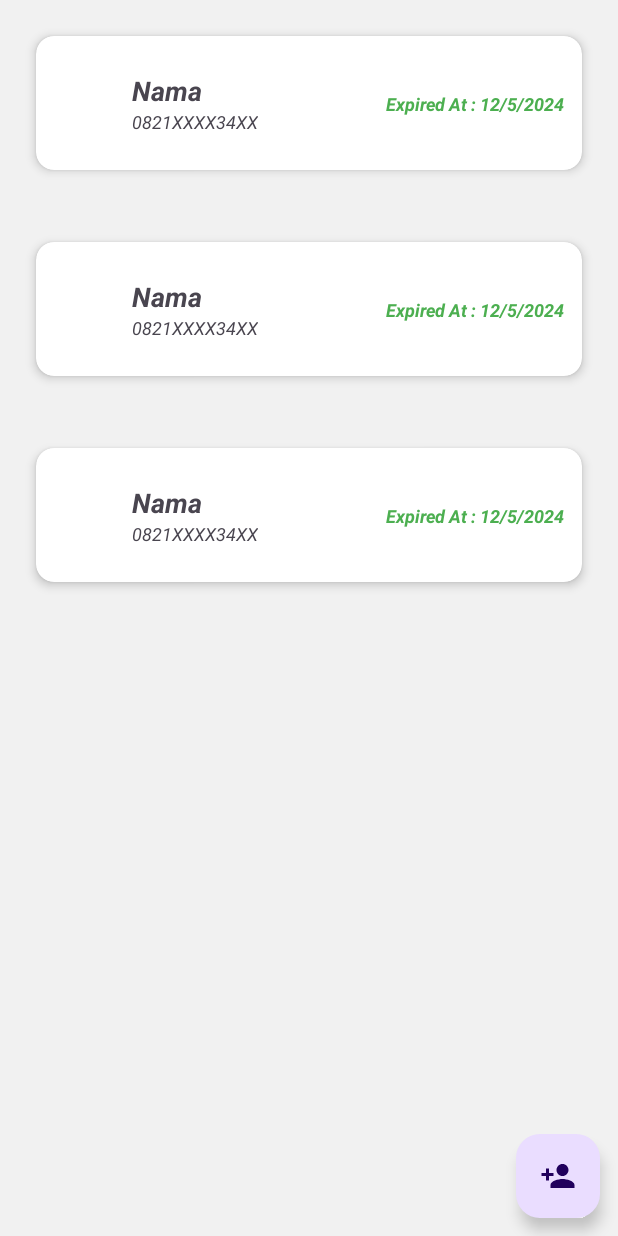
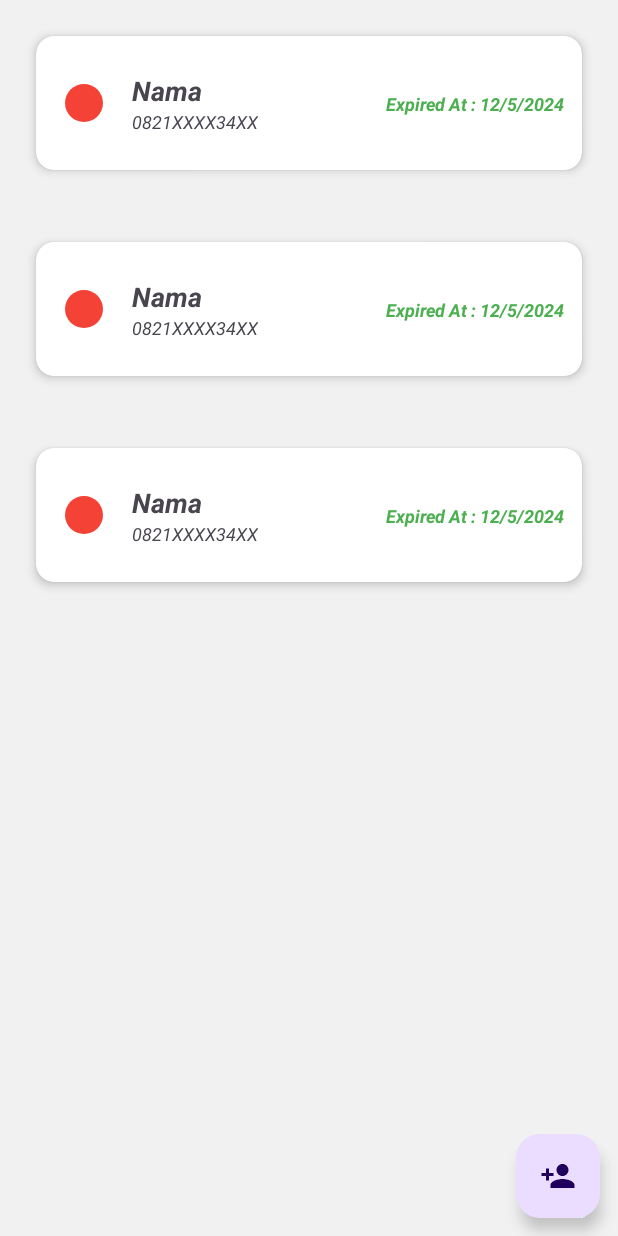
Before and after one commit to NawfalHadi/iot_attendance, an Android app: the layout activity_main.xml on its own in the app's theme, with its tools: preview values and no code run, on a phone screen of 412 x 824 dp. Run offline under Robolectric (Android 15) with nearby library versions, the light colour scheme and no system bars.

Commit message:
android : done

```diff
--- /dev/null
+++ b/app/src/main/res/drawable/ic_circle_red.xml
@@ -0,0 +1,11 @@
+<?xml version="1.0" encoding="utf-8"?>
+<shape xmlns:android="http://schemas.android.com/apk/res/android"
+    android:shape="oval">
+
+    <solid android:color="@color/red" />
+
+    <size
+        android:width="25dp"
+        android:height="25dp" />
+
+</shape>
--- a/app/src/main/res/layout/item_member.xml
+++ b/app/src/main/res/layout/item_member.xml
@@ -52,6 +52,17 @@
             app:layout_constraintTop_toTopOf="parent"
             app:layout_constraintBottom_toBottomOf="parent"/>
 
+        <ImageView
+            android:id="@+id/iv_active"
+            android:layout_width="wrap_content"
+            android:layout_height="wrap_content"
+            android:src="@drawable/ic_circle_red"
+
+            app:layout_constraintStart_toStartOf="parent"
+            app:layout_constraintEnd_toStartOf="@id/item_name"
+            app:layout_constraintTop_toTopOf="@id/item_name"
+            app:layout_constraintBottom_toBottomOf="@id/item_phone"/>
+
     </androidx.constraintlayout.widget.ConstraintLayout>
 
 </androidx.cardview.widget.CardView>
```
Also changed, not shown: app/src/main/java/space/thatnawfal/iotattendance/adapter/MemberAdapter.kt (+7 -0 lines), app/src/main/res/drawable/ic_circle_green.xml (added, +11 -0 lines).
